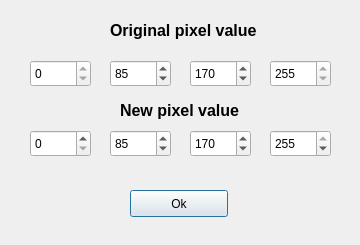
The window that pixelTForm.ui (CristinaMG/VisionArtificial) describes before a commit, drawn with Qt 5.
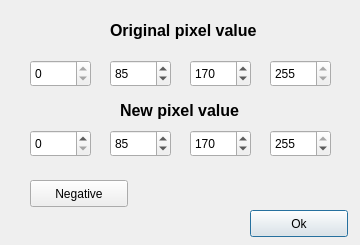
The same window after the commit.

```diff
--- a/pixelTForm.ui
+++ b/pixelTForm.ui
@@ -218,8 +218,8 @@
   <widget class="QPushButton" name="okButton">
    <property name="geometry">
     <rect>
-     <x>130</x>
-     <y>190</y>
+     <x>250</x>
+     <y>210</y>
      <width>98</width>
      <height>27</height>
     </rect>
@@ -228,6 +228,22 @@
     <string>Ok</string>
    </property>
   </widget>
+  <widget class="QPushButton" name="negativeButton">
+   <property name="geometry">
+    <rect>
+     <x>30</x>
+     <y>180</y>
+     <width>98</width>
+     <height>27</height>
+    </rect>
+   </property>
+   <property name="text">
+    <string>Negative</string>
+   </property>
+   <property name="checkable">
+    <bool>false</bool>
+   </property>
+  </widget>
  </widget>
  <tabstops>
   <tabstop>origPixelBox1</tabstop>
```
